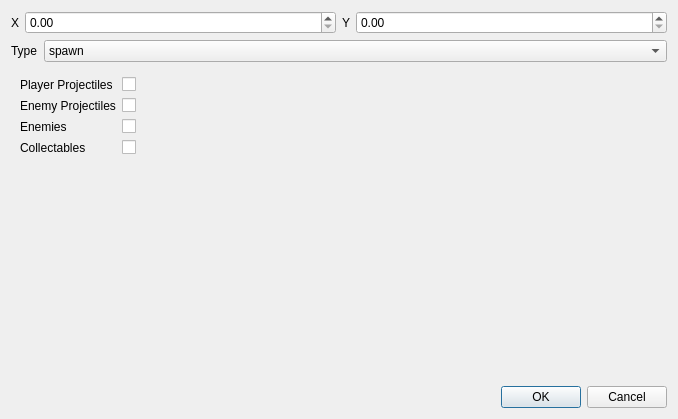
Old version of the form tools/def_editor/ui/levelEventDialog.ui in the repository aleios/SpaceProjectDreamcast.
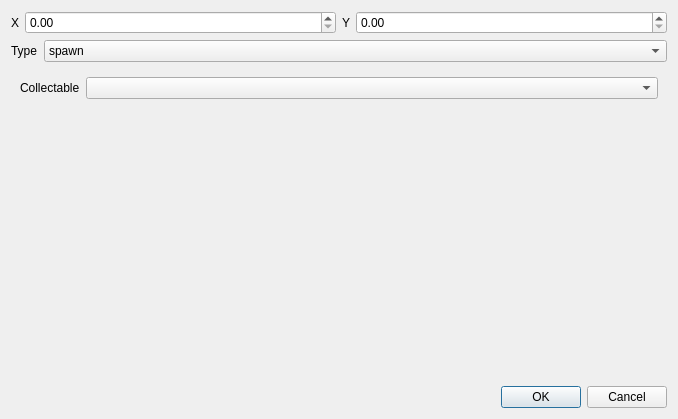
New version of the form.

Commit message: feat: Add collectables to editor UI

The edit to the form file:
```diff
--- a/tools/def_editor/ui/levelEventDialog.ui
+++ b/tools/def_editor/ui/levelEventDialog.ui
@@ -124,7 +124,7 @@
    <item>
     <widget class="QStackedWidget" name="stackedEventControls">
      <property name="currentIndex">
-      <number>5</number>
+      <number>6</number>
      </property>
      <widget class="QWidget" name="page">
       <layout class="QGridLayout" name="gridLayout">
@@ -350,6 +350,20 @@
        </item>
       </layout>
      </widget>
+     <widget class="QWidget" name="page_7">
+      <layout class="QFormLayout" name="formLayout_6">
+       <item row="0" column="0">
+        <widget class="QLabel" name="label_17">
+         <property name="text">
+          <string>Collectable</string>
+         </property>
+        </widget>
+       </item>
+       <item row="0" column="1">
+        <widget class="QComboBox" name="cbSpawnCollectable"/>
+       </item>
+      </layout>
+     </widget>
     </widget>
    </item>
    <item>
```
Left out of the diff: 5 changed lines with no effect on the pictures. The commit also changes 13 other files.
